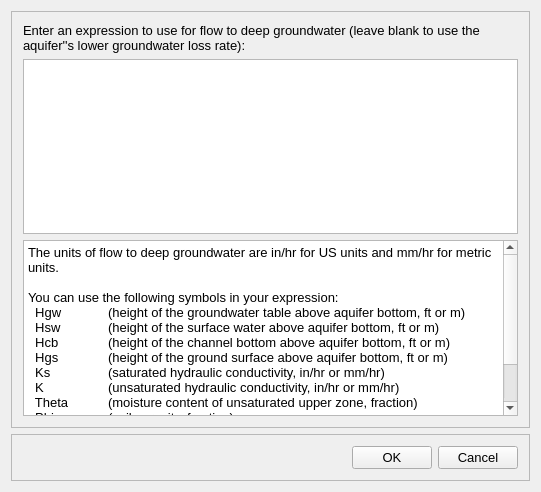
USEPA/SWMM-EPANET_User_Interface, file src/ui/SWMM/frmGroundwaterEquationDeepDesigner.ui: the form before one commit.
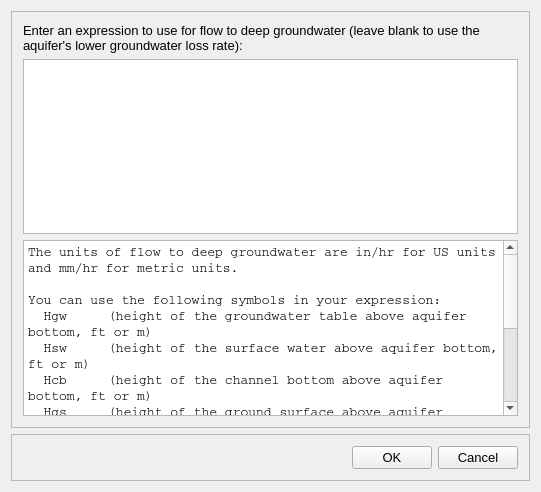
The form after the commit.

Commit message: connecting SWMM groundwater editor

```diff
--- a/src/ui/SWMM/frmGroundwaterEquationDeepDesigner.ui
+++ b/src/ui/SWMM/frmGroundwaterEquationDeepDesigner.ui
@@ -32,7 +32,7 @@
        <item>
         <widget class="QLabel" name="txtTop">
          <property name="text">
-          <string>Enter an expression to use for flow to deep groundwater (leave blank to use the aquifer''s lower groundwater loss rate):</string>
+          <string>Enter an expression to use for flow to deep groundwater (leave blank to use the aquifer's lower groundwater loss rate):</string>
          </property>
          <property name="wordWrap">
           <bool>true</bool>
@@ -44,6 +44,11 @@
        </item>
        <item>
         <widget class="QTextEdit" name="textEdit">
+         <property name="font">
+          <font>
+           <family>Courier</family>
+          </font>
+         </property>
          <property name="readOnly">
           <bool>true</bool>
          </property>
@@ -51,21 +56,21 @@
           <string>&lt;!DOCTYPE HTML PUBLIC &quot;-//W3C//DTD HTML 4.0//EN&quot; &quot;http://www.w3.org/TR/REC-html40/strict.dtd&quot;&gt;
 &lt;html&gt;&lt;head&gt;&lt;meta name=&quot;qrichtext&quot; content=&quot;1&quot; /&gt;&lt;style type=&quot;text/css&quot;&gt;
 p, li { white-space: pre-wrap; }
-&lt;/style&gt;&lt;/head&gt;&lt;body style=&quot; font-family:'MS Shell Dlg 2'; font-size:10pt; font-weight:400; font-style:normal;&quot;&gt;
-&lt;p style=&quot; margin-top:0px; margin-bottom:0px; margin-left:0px; margin-right:0px; -qt-block-indent:0; text-indent:0px;&quot;&gt;The units of flow to deep groundwater are in/hr for US units and mm/hr for metric units.&lt;/p&gt;
-&lt;p style=&quot;-qt-paragraph-type:empty; margin-top:0px; margin-bottom:0px; margin-left:0px; margin-right:0px; -qt-block-indent:0; text-indent:0px;&quot;&gt;&lt;br /&gt;&lt;/p&gt;
-&lt;p style=&quot; margin-top:0px; margin-bottom:0px; margin-left:0px; margin-right:0px; -qt-block-indent:0; text-indent:0px;&quot;&gt;You can use the following symbols in your expression:&lt;/p&gt;
-&lt;p style=&quot; margin-top:0px; margin-bottom:0px; margin-left:0px; margin-right:0px; -qt-block-indent:0; text-indent:0px;&quot;&gt;  Hgw	(height of the groundwater table above aquifer bottom, ft or m)&lt;/p&gt;
-&lt;p style=&quot; margin-top:0px; margin-bottom:0px; margin-left:0px; margin-right:0px; -qt-block-indent:0; text-indent:0px;&quot;&gt;  Hsw	(height of the surface water above aquifer bottom, ft or m)&lt;/p&gt;
-&lt;p style=&quot; margin-top:0px; margin-bottom:0px; margin-left:0px; margin-right:0px; -qt-block-indent:0; text-indent:0px;&quot;&gt;  Hcb	(height of the channel bottom above aquifer bottom, ft or m)&lt;/p&gt;
-&lt;p style=&quot; margin-top:0px; margin-bottom:0px; margin-left:0px; margin-right:0px; -qt-block-indent:0; text-indent:0px;&quot;&gt;  Hgs	(height of the ground surface above aquifer bottom, ft or m)&lt;/p&gt;
-&lt;p style=&quot; margin-top:0px; margin-bottom:0px; margin-left:0px; margin-right:0px; -qt-block-indent:0; text-indent:0px;&quot;&gt;  Ks	(saturated hydraulic conductivity, in/hr or mm/hr)&lt;/p&gt;
-&lt;p style=&quot; margin-top:0px; margin-bottom:0px; margin-left:0px; margin-right:0px; -qt-block-indent:0; text-indent:0px;&quot;&gt;  K	(unsaturated hydraulic conductivity, in/hr or mm/hr)&lt;/p&gt;
-&lt;p style=&quot; margin-top:0px; margin-bottom:0px; margin-left:0px; margin-right:0px; -qt-block-indent:0; text-indent:0px;&quot;&gt;  Theta	(moisture content of unsaturated upper zone, fraction)&lt;/p&gt;
-&lt;p style=&quot; margin-top:0px; margin-bottom:0px; margin-left:0px; margin-right:0px; -qt-block-indent:0; text-indent:0px;&quot;&gt;  Phi	(soil porosity, fraction)&lt;/p&gt;
-&lt;p style=&quot; margin-top:0px; margin-bottom:0px; margin-left:0px; margin-right:0px; -qt-block-indent:0; text-indent:0px;&quot;&gt;  Fi	(surface infiltration rate, in/hr or mm/hr)&lt;/p&gt;
-&lt;p style=&quot; margin-top:0px; margin-bottom:0px; margin-left:0px; margin-right:0px; -qt-block-indent:0; text-indent:0px;&quot;&gt;  Fu	(upper soil zone percolation rate, in/hr or mm/hr)&lt;/p&gt;
-&lt;p style=&quot; margin-top:0px; margin-bottom:0px; margin-left:0px; margin-right:0px; -qt-block-indent:0; text-indent:0px;&quot;&gt;  A	(subcatchment area, ac or ha)&lt;/p&gt;&lt;/body&gt;&lt;/html&gt;</string>
+&lt;/style&gt;&lt;/head&gt;&lt;body style=&quot; font-family:'Courier'; font-size:10pt; font-weight:400; font-style:normal;&quot;&gt;
+&lt;p style=&quot; margin-top:0px; margin-bottom:0px; margin-left:0px; margin-right:0px; -qt-block-indent:0; text-indent:0px;&quot;&gt;&lt;span style=&quot; font-family:'MS Shell Dlg 2';&quot;&gt;The units of flow to deep groundwater are in/hr for US units and mm/hr for metric units.&lt;/span&gt;&lt;/p&gt;
+&lt;p style=&quot;-qt-paragraph-type:empty; margin-top:0px; margin-bottom:0px; margin-left:0px; margin-right:0px; -qt-block-indent:0; text-indent:0px; font-family:'MS Shell Dlg 2';&quot;&gt;&lt;br /&gt;&lt;/p&gt;
+&lt;p style=&quot; margin-top:0px; margin-bottom:0px; margin-left:0px; margin-right:0px; -qt-block-indent:0; text-indent:0px;&quot;&gt;&lt;span style=&quot; font-family:'MS Shell Dlg 2';&quot;&gt;You can use the following symbols in your expression:&lt;/span&gt;&lt;/p&gt;
+&lt;p style=&quot; margin-top:0px; margin-bottom:0px; margin-left:0px; margin-right:0px; -qt-block-indent:0; text-indent:0px;&quot;&gt;&lt;span style=&quot; font-family:'MS Shell Dlg 2';&quot;&gt;  Hgw	(height of the groundwater table above aquifer bottom, ft or m)&lt;/span&gt;&lt;/p&gt;
+&lt;p style=&quot; margin-top:0px; margin-bottom:0px; margin-left:0px; margin-right:0px; -qt-block-indent:0; text-indent:0px;&quot;&gt;&lt;span style=&quot; font-family:'MS Shell Dlg 2';&quot;&gt;  Hsw	(height of the surface water above aquifer bottom, ft or m)&lt;/span&gt;&lt;/p&gt;
+&lt;p style=&quot; margin-top:0px; margin-bottom:0px; margin-left:0px; margin-right:0px; -qt-block-indent:0; text-indent:0px;&quot;&gt;&lt;span style=&quot; font-family:'MS Shell Dlg 2';&quot;&gt;  Hcb	(height of the channel bottom above aquifer bottom, ft or m)&lt;/span&gt;&lt;/p&gt;
+&lt;p style=&quot; margin-top:0px; margin-bottom:0px; margin-left:0px; margin-right:0px; -qt-block-indent:0; text-indent:0px;&quot;&gt;&lt;span style=&quot; font-family:'MS Shell Dlg 2';&quot;&gt;  Hgs	(height of the ground surface above aquifer bottom, ft or m)&lt;/span&gt;&lt;/p&gt;
+&lt;p style=&quot; margin-top:0px; margin-bottom:0px; margin-left:0px; margin-right:0px; -qt-block-indent:0; text-indent:0px;&quot;&gt;&lt;span style=&quot; font-family:'MS Shell Dlg 2';&quot;&gt;  Ks	(saturated hydraulic conductivity, in/hr or mm/hr)&lt;/span&gt;&lt;/p&gt;
+&lt;p style=&quot; margin-top:0px; margin-bottom:0px; margin-left:0px; margin-right:0px; -qt-block-indent:0; text-indent:0px;&quot;&gt;&lt;span style=&quot; font-family:'MS Shell Dlg 2';&quot;&gt;  K	(unsaturated hydraulic conductivity, in/hr or mm/hr)&lt;/span&gt;&lt;/p&gt;
+&lt;p style=&quot; margin-top:0px; margin-bottom:0px; margin-left:0px; margin-right:0px; -qt-block-indent:0; text-indent:0px;&quot;&gt;&lt;span style=&quot; font-family:'MS Shell Dlg 2';&quot;&gt;  Theta	(moisture content of unsaturated upper zone, fraction)&lt;/span&gt;&lt;/p&gt;
+&lt;p style=&quot; margin-top:0px; margin-bottom:0px; margin-left:0px; margin-right:0px; -qt-block-indent:0; text-indent:0px;&quot;&gt;&lt;span style=&quot; font-family:'MS Shell Dlg 2';&quot;&gt;  Phi	(soil porosity, fraction)&lt;/span&gt;&lt;/p&gt;
+&lt;p style=&quot; margin-top:0px; margin-bottom:0px; margin-left:0px; margin-right:0px; -qt-block-indent:0; text-indent:0px;&quot;&gt;&lt;span style=&quot; font-family:'MS Shell Dlg 2';&quot;&gt;  Fi	(surface infiltration rate, in/hr or mm/hr)&lt;/span&gt;&lt;/p&gt;
+&lt;p style=&quot; margin-top:0px; margin-bottom:0px; margin-left:0px; margin-right:0px; -qt-block-indent:0; text-indent:0px;&quot;&gt;&lt;span style=&quot; font-family:'MS Shell Dlg 2';&quot;&gt;  Fu	(upper soil zone percolation rate, in/hr or mm/hr)&lt;/span&gt;&lt;/p&gt;
+&lt;p style=&quot; margin-top:0px; margin-bottom:0px; margin-left:0px; margin-right:0px; -qt-block-indent:0; text-indent:0px;&quot;&gt;&lt;span style=&quot; font-family:'MS Shell Dlg 2';&quot;&gt;  A	(subcatchment area, ac or ha)&lt;/span&gt;&lt;/p&gt;&lt;/body&gt;&lt;/html&gt;</string>
          </property>
         </widget>
        </item>
```
The commit also changes 8 other files.
